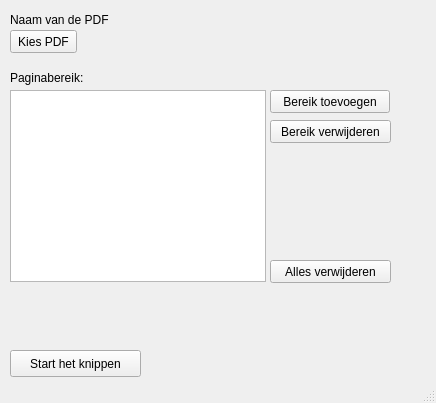
vvim/pdfcutter, file mainwindow.ui: the form before one commit.
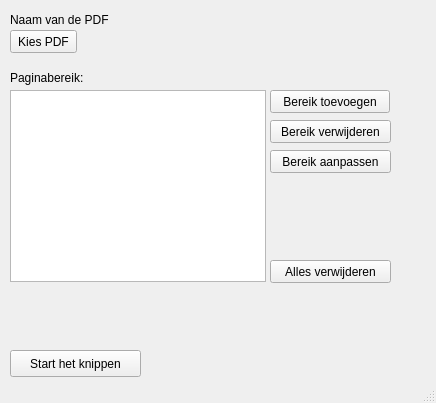
The form after the commit.

Commit message: added button to edit page ranges

The edit to the form file:
```diff
--- a/mainwindow.ui
+++ b/mainwindow.ui
@@ -115,6 +115,19 @@
      <string>Paginabereik:</string>
     </property>
    </widget>
+   <widget class="QToolButton" name="editPageRangeButton">
+    <property name="geometry">
+     <rect>
+      <x>270</x>
+      <y>150</y>
+      <width>121</width>
+      <height>23</height>
+     </rect>
+    </property>
+    <property name="text">
+     <string>Bereik aanpassen</string>
+    </property>
+   </widget>
   </widget>
   <widget class="QStatusBar" name="statusBar"/>
  </widget>
```
The commit also changes 6 other files.
